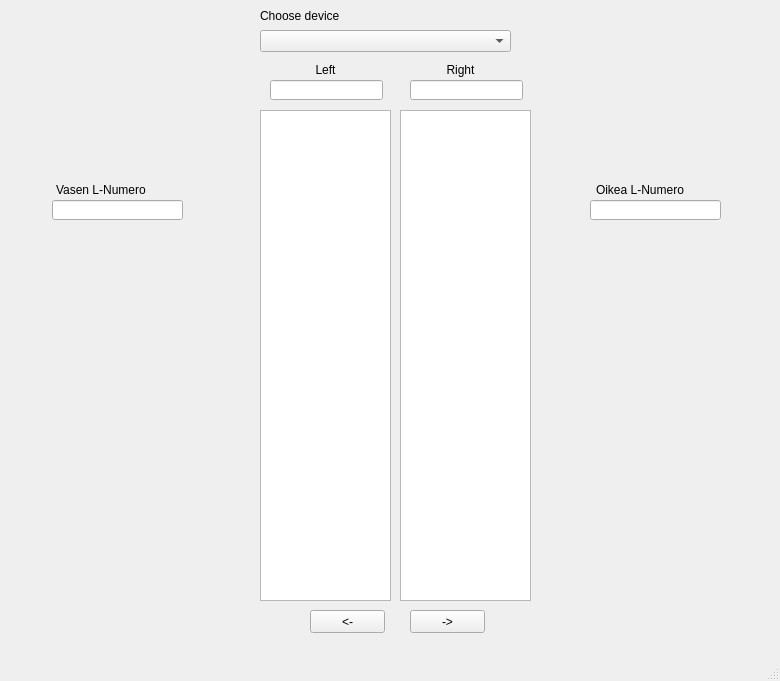
First picture: the form in ui.ui, repository cyanidesayonara/monitorimittari, before the edit.
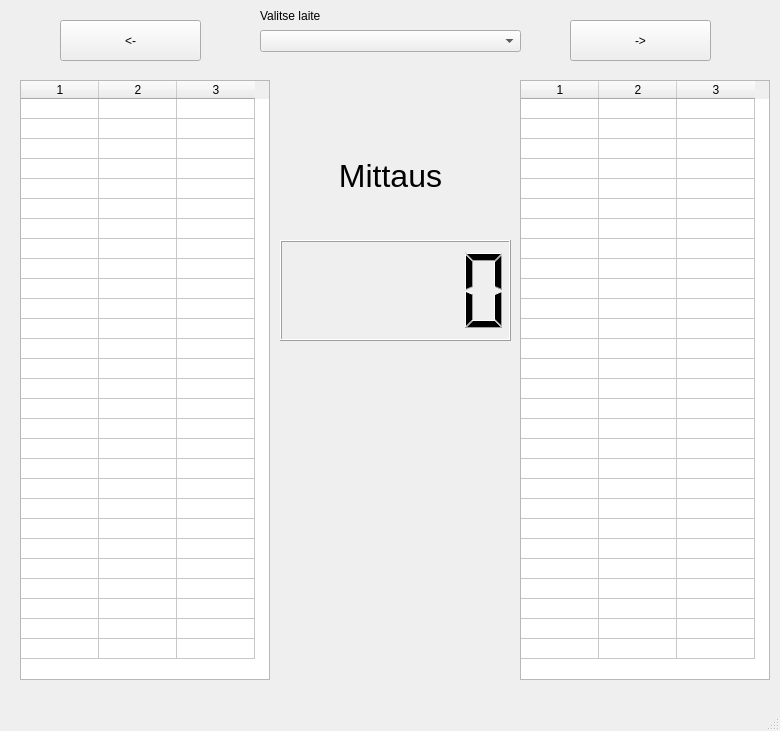
Second picture: the form after the edit.

What changed in the file:
```diff
--- a/ui.ui
+++ b/ui.ui
@@ -7,7 +7,7 @@
     <x>0</x>
     <y>0</y>
     <width>780</width>
-    <height>681</height>
+    <height>731</height>
    </rect>
   </property>
   <property name="windowTitle">
@@ -17,33 +17,23 @@
    <widget class="QPushButton" name="backwardButton">
     <property name="geometry">
      <rect>
-      <x>310</x>
-      <y>610</y>
-      <width>75</width>
-      <height>23</height>
+      <x>60</x>
+      <y>20</y>
+      <width>141</width>
+      <height>41</height>
      </rect>
     </property>
     <property name="text">
      <string>&lt;-</string>
     </property>
    </widget>
-   <widget class="QListWidget" name="resultList_1">
-    <property name="geometry">
-     <rect>
-      <x>260</x>
-      <y>110</y>
-      <width>131</width>
-      <height>491</height>
-     </rect>
-    </property>
-   </widget>
    <widget class="QPushButton" name="forwardButton">
     <property name="geometry">
      <rect>
-      <x>410</x>
-      <y>610</y>
-      <width>75</width>
-      <height>23</height>
+      <x>570</x>
+      <y>20</y>
+      <width>141</width>
+      <height>41</height>
      </rect>
     </property>
     <property name="text">
@@ -55,27 +45,11 @@
      <rect>
       <x>260</x>
       <y>30</y>
-      <width>251</width>
+      <width>261</width>
       <height>22</height>
      </rect>
     </property>
    </widget>
-   <widget class="QLabel" name="label_1">
-    <property name="geometry">
-     <rect>
-      <x>260</x>
-      <y>60</y>
-      <width>131</width>
-      <height>20</height>
-     </rect>
-    </property>
-    <property name="text">
-     <string>Left</string>
-    </property>
-    <property name="alignment">
-     <set>Qt::AlignCenter</set>
-    </property>
-   </widget>
    <widget class="QLabel" name="deviceBoxLabel">
     <property name="geometry">
      <rect>
@@ -86,100 +60,184 @@
      </rect>
     </property>
     <property name="text">
-     <string>Choose device</string>
+     <string>Valitse laite</string>
     </property>
    </widget>
-   <widget class="QListWidget" name="resultList_2">
+   <widget class="QLCDNumber" name="lcdNumber">
     <property name="geometry">
      <rect>
-      <x>400</x>
-      <y>110</y>
-      <width>131</width>
-      <height>491</height>
+      <x>280</x>
+      <y>240</y>
+      <width>231</width>
+      <height>101</height>
      </rect>
     </property>
    </widget>
    <widget class="QLabel" name="label_2">
     <property name="geometry">
      <rect>
-      <x>400</x>
-      <y>60</y>
-      <width>121</width>
-      <height>20</height>
+      <x>290</x>
+      <y>150</y>
+      <width>201</width>
+      <height>51</height>
      </rect>
     </property>
+    <property name="font">
+     <font>
+      <pointsize>24</pointsize>
+     </font>
+    </property>
     <property name="text">
-     <string>Right</string>
+     <string>Mittaus</string>
     </property>
     <property name="alignment">
      <set>Qt::AlignCenter</set>
     </property>
    </widget>
-   <widget class="QLineEdit" name="lineEdit_1">
+   <widget class="QTableWidget" name="tableWidgetLeft">
     <property name="geometry">
      <rect>
-      <x>270</x>
+      <x>20</x>
       <y>80</y>
-      <width>113</width>
-      <height>20</height>
+      <width>250</width>
+      <height>600</height>
      </rect>
     </property>
-   </widget>
-   <widget class="QLineEdit" name="lineEdit_2">
-    <property name="geometry">
-     <rect>
-      <x>410</x>
-      <y>80</y>
-      <width>113</width>
-      <height>20</height>
-     </rect>
+    <property name="showGrid">
+     <bool>true</bool>
     </property>
-   </widget>
-   <widget class="QLabel" name="monitorLabel_1">
-    <property name="geometry">
-     <rect>
-      <x>56</x>
-      <y>180</y>
-      <width>131</width>
-      <height>20</height>
-     </rect>
+    <property name="gridStyle">
+     <enum>Qt::SolidLine</enum>
     </property>
-    <property name="text">
-     <string>Vasen L-Numero</string>
+    <property name="rowCount">
+     <number>28</number>
     </property>
+    <property name="columnCount">
+     <number>3</number>
+    </property>
+    <attribute name="horizontalHeaderVisible">
+     <bool>true</bool>
+    </attribute>
+    <attribute name="horizontalHeaderDefaultSectionSize">
+     <number>78</number>
+    </attribute>
+    <attribute name="horizontalHeaderMinimumSectionSize">
+     <number>39</number>
+    </attribute>
+    <attribute name="verticalHeaderVisible">
+     <bool>false</bool>
+    </attribute>
+    <attribute name="verticalHeaderCascadingSectionResizes">
+     <bool>false</bool>
+    </attribute>
+    <attribute name="verticalHeaderDefaultSectionSize">
+     <number>20</number>
+    </attribute>
+    <attribute name="verticalHeaderMinimumSectionSize">
+     <number>20</number>
+    </attribute>
+    <row/>
+    <row/>
+    <row/>
+    <row/>
+    <row/>
+    <row/>
+    <row/>
+    <row/>
+    <row/>
+    <row/>
+    <row/>
+    <row/>
+    <row/>
+    <row/>
+    <row/>
+    <row/>
+    <row/>
+    <row/>
+    <row/>
+    <row/>
+    <row/>
+    <row/>
+    <row/>
+    <row/>
+    <row/>
+    <row/>
+    <row/>
+    <row/>
+    <column/>
+    <column/>
+    <column/>
    </widget>
-   <widget class="QLabel" name="monitorLabel_2">
+   <widget class="QTableWidget" name="tableWidgetRight">
     <property name="geometry">
      <rect>
-      <x>596</x>
-      <y>180</y>
-      <width>121</width>
-      <height>20</height>
+      <x>520</x>
+      <y>80</y>
+      <width>250</width>
+      <height>600</height>
      </rect>
     </property>
-    <property name="text">
-     <string>Oikea L-Numero</string>
+    <property name="showGrid">
+     <bool>true</bool>
     </property>
-   </widget>
-   <widget class="QLineEdit" name="monitorLineEdit_1">
-    <property name="geometry">
-     <rect>
-      <x>52</x>
-      <y>200</y>
-      <width>131</width>
-      <height>20</height>
-     </rect>
+    <property name="gridStyle">
+     <enum>Qt::SolidLine</enum>
     </property>
-   </widget>
-   <widget class="QLineEdit" name="monitorLineEdit_2">
-    <property name="geometry">
-     <rect>
-      <x>590</x>
-      <y>200</y>
-      <width>131</width>
-      <height>20</height>
-     </rect>
+    <property name="rowCount">
+     <number>28</number>
     </property>
+    <property name="columnCount">
+     <number>3</number>
+    </property>
+    <attribute name="horizontalHeaderVisible">
+     <bool>true</bool>
+    </attribute>
+    <attribute name="horizontalHeaderDefaultSectionSize">
+     <number>78</number>
+    </attribute>
+    <attribute name="verticalHeaderVisible">
+     <bool>false</bool>
+    </attribute>
+    <attribute name="verticalHeaderCascadingSectionResizes">
+     <bool>false</bool>
+    </attribute>
+    <attribute name="verticalHeaderDefaultSectionSize">
+     <number>20</number>
+    </attribute>
+    <attribute name="verticalHeaderMinimumSectionSize">
+     <number>20</number>
+    </attribute>
+    <row/>
+    <row/>
+    <row/>
+    <row/>
+    <row/>
+    <row/>
+    <row/>
+    <row/>
+    <row/>
+    <row/>
+    <row/>
+    <row/>
+    <row/>
+    <row/>
+    <row/>
+    <row/>
+    <row/>
+    <row/>
+    <row/>
+    <row/>
+    <row/>
+    <row/>
+    <row/>
+    <row/>
+    <row/>
+    <row/>
+    <row/>
+    <row/>
+    <column/>
+    <column/>
+    <column/>
    </widget>
   </widget>
   <widget class="QMenuBar" name="menubar">
```
Left out of the diff: 2 changed lines with no effect on the pictures.
